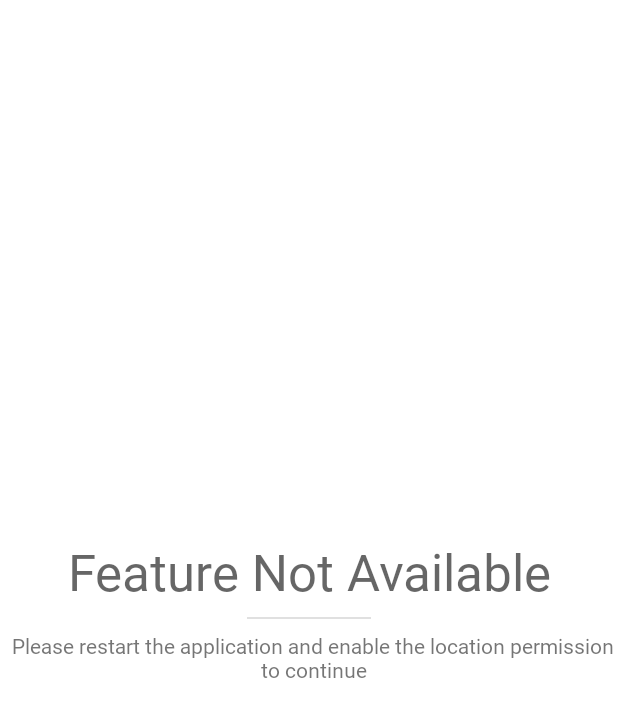
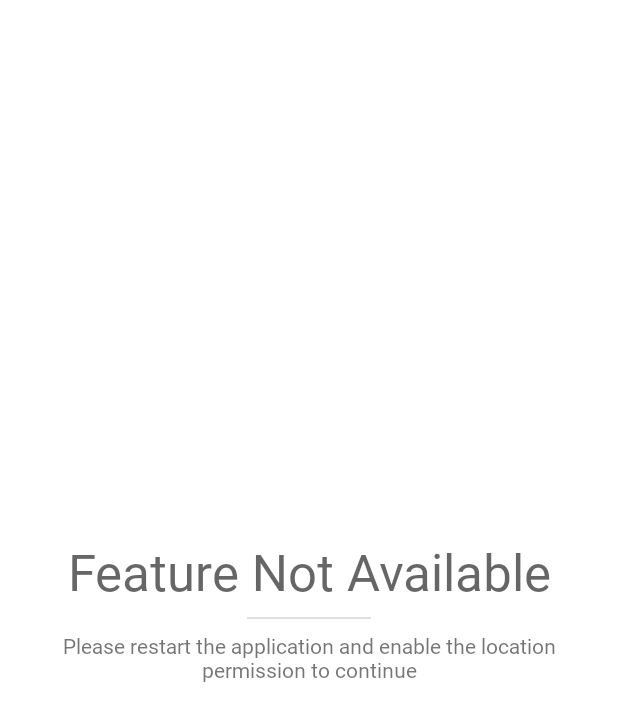
Before and after one commit to mdarwish228/Prayer-Times, an Android app: the CitiesActivity screen opened directly, with no data from a screen before it, on a phone screen of 412 x 824 dp. Shown: the top 721 px of the screen. Run offline under Robolectric (Android 15) with nearby library versions, the phone set to English and light mode, and no system bars; our stand-ins replace Timber.

Commit message:
Updating CitiesActivity layout margins

```diff
--- a/app/src/main/res/layout/activity_cities.xml
+++ b/app/src/main/res/layout/activity_cities.xml
@@ -24,7 +24,7 @@
 
     <TextView
             android:id="@+id/message_body"
-            android:layout_width="wrap_content"
+            android:layout_width="0dp"
             android:layout_height="wrap_content"
             android:layout_marginStart="16dp"
             android:layout_marginTop="8dp"
```
